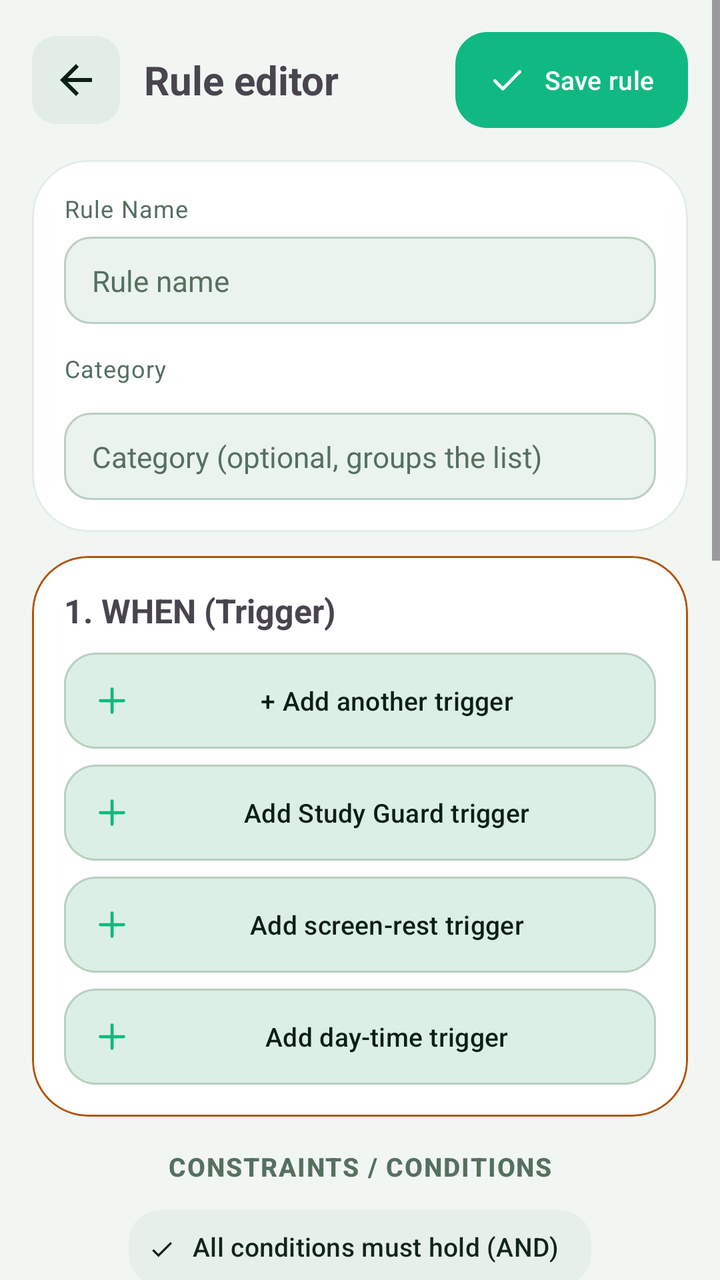
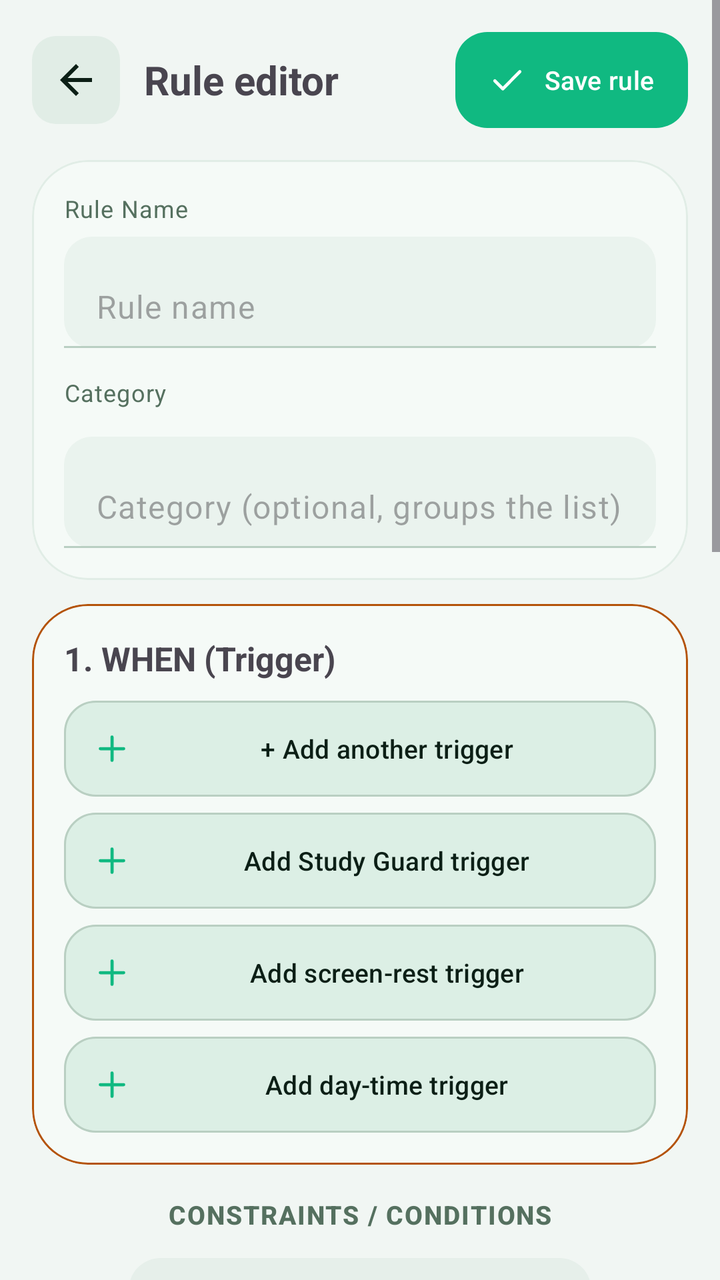

Screens rendered from an Android XML layout before and after an edit, with the pre-edit source and the edit as a unified diff.
<!-- AndroidManifest.xml: application theme Theme.PhoneLink -->
<!-- res/layout/activity_rule_editor.xml -->
<?xml version="1.0" encoding="utf-8"?>
<ScrollView xmlns:android="http://schemas.android.com/apk/res/android"
    xmlns:app="http://schemas.android.com/apk/res-auto"
    android:layout_width="match_parent"
    android:layout_height="match_parent">

    <LinearLayout
        android:layout_width="match_parent"
        android:layout_height="wrap_content"
        android:orientation="vertical"
        android:padding="16dp">

        <LinearLayout
            android:layout_width="match_parent"
            android:layout_height="wrap_content"
            android:gravity="center_vertical"
            android:orientation="horizontal">

            <ImageButton
                android:id="@+id/btnEditorBack"
                android:layout_width="44dp"
                android:layout_height="44dp"
                android:background="@drawable/bg_back_chip"
                android:contentDescription="@string/btn_back"
                android:padding="10dp"
                android:src="@drawable/ic_arrow_back"
                android:tint="?attr/colorOnSurface" />

            <TextView
                android:layout_width="0dp"
                android:layout_height="wrap_content"
                android:layout_marginStart="12dp"
                android:layout_weight="1"
                android:text="@string/auto_editor_title"
                android:textSize="20sp"
                android:textStyle="bold" />

            <com.google.android.material.button.MaterialButton
                android:id="@+id/btnSaveRule"
                style="@style/PL.BtnPill"
                android:layout_width="wrap_content"
                android:layout_height="wrap_content"
                android:text="@string/auto_save"
                app:icon="@drawable/ic_check" />
        </LinearLayout>

        
        <com.google.android.material.card.MaterialCardView
            android:layout_width="match_parent"
            android:layout_height="wrap_content"
            android:layout_marginTop="16dp">

            <LinearLayout
                android:layout_width="match_parent"
                android:layout_height="wrap_content"
                android:orientation="vertical"
                android:padding="16dp">

                <TextView
                    style="@style/PL.BodySmall"
                    android:text="@string/ed_name_label" />

                <EditText
                    android:id="@+id/etRuleName"
                    style="@style/PL.FieldPlain"
                    android:layout_marginTop="6dp"
                    android:hint="@string/auto_rule_name_hint"
                    android:inputType="text"
                    android:maxLines="1" />

                <TextView
                    style="@style/PL.BodySmall"
                    android:layout_marginTop="14dp"
                    android:text="@string/ed_cat_label" />

                <com.google.android.material.chip.ChipGroup
                    android:id="@+id/cgRuleCats"
                    android:layout_width="match_parent"
                    android:layout_height="wrap_content"
                    android:layout_marginTop="6dp"
                    app:singleSelection="true" />

                <EditText
                    android:id="@+id/etRuleCat"
                    style="@style/PL.FieldPlain"
                    android:layout_marginTop="8dp"
                    android:hint="@string/auto_cat_hint"
                    android:inputType="text"
                    android:maxLines="1" />
            </LinearLayout>
        </com.google.android.material.card.MaterialCardView>

        
        <com.google.android.material.card.MaterialCardView
            android:layout_width="match_parent"
            android:layout_height="wrap_content"
            android:layout_marginTop="12dp"
            app:strokeColor="@color/pair_code"
            app:strokeWidth="1dp">

            <LinearLayout
                android:layout_width="match_parent"
                android:layout_height="wrap_content"
                android:orientation="vertical"
                android:padding="16dp">

                <TextView
                    android:layout_width="match_parent"
                    android:layout_height="wrap_content"
                    android:text="@string/ed_when"
                    android:textSize="16.5sp"
                    android:textStyle="bold" />

                <LinearLayout
                    android:id="@+id/trigContainer"
                    android:layout_width="match_parent"
                    android:layout_height="wrap_content"
                    android:orientation="vertical" />

                <com.google.android.material.button.MaterialButton
                    android:id="@+id/btnAddTrigger"
                    style="@style/PL.BtnGhost"
                    android:layout_width="match_parent"
                    android:layout_height="wrap_content"
                    android:layout_marginTop="10dp"
                    android:text="@string/auto_add_trigger"
                    app:icon="@drawable/ic_plus" />

                <com.google.android.material.button.MaterialButton
                    android:id="@+id/btnAddStudyGuard"
                    style="@style/PL.BtnGhost"
                    android:layout_width="match_parent"
                    android:layout_height="wrap_content"
                    android:layout_marginTop="8dp"
                    android:text="@string/btn_add_study_guard"
                    app:icon="@drawable/ic_plus" />

                <com.google.android.material.button.MaterialButton
                    android:id="@+id/btnAddScreenRest"
                    style="@style/PL.BtnGhost"
                    android:layout_width="match_parent"
                    android:layout_height="wrap_content"
                    android:layout_marginTop="8dp"
                    android:text="@string/btn_add_screen_rest"
                    app:icon="@drawable/ic_plus" />

                <com.google.android.material.button.MaterialButton
                    android:id="@+id/btnAddTimeAtDays"
                    style="@style/PL.BtnGhost"
                    android:layout_width="match_parent"
                    android:layout_height="wrap_content"
                    android:layout_marginTop="8dp"
                    android:text="@string/btn_add_time_at_days"
                    app:icon="@drawable/ic_plus" />
            </LinearLayout>
        </com.google.android.material.card.MaterialCardView>

        
        <TextView
            style="@style/PL.SecTitle"
            android:layout_marginTop="16dp"
            android:gravity="center"
            android:text="@string/ed_constraints" />

        <com.google.android.material.chip.ChipGroup
            android:id="@+id/cgConsMode"
            android:layout_width="wrap_content"
            android:layout_height="wrap_content"
            android:layout_gravity="center_horizontal"
            android:layout_marginTop="8dp"
            app:selectionRequired="true"
            app:singleSelection="true">

            <com.google.android.material.chip.Chip
                android:id="@+id/chipConsAll"
                style="@style/PL.ChipFilter"
                android:layout_width="wrap_content"
                android:layout_height="wrap_content"
                android:checked="true"
                android:text="@string/auto_cons_all" />

            <com.google.android.material.chip.Chip
                android:id="@+id/chipConsAny"
                style="@style/PL.ChipFilter"
                android:layout_width="wrap_content"
                android:layout_height="wrap_content"
                android:text="@string/auto_cons_any" />
        </com.google.android.material.chip.ChipGroup>

        
        <com.google.android.material.card.MaterialCardView
            android:layout_width="match_parent"
            android:layout_height="wrap_content"
            android:layout_marginTop="10dp">

            <LinearLayout
                android:layout_width="match_parent"
                android:layout_height="wrap_content"
                android:orientation="vertical"
                android:padding="16dp">

                <LinearLayout
                    android:id="@+id/consContainer"
                    android:layout_width="match_parent"
                    android:layout_height="wrap_content"
                    android:orientation="vertical" />

                <com.google.android.material.button.MaterialButton
                    android:id="@+id/btnAddConstraint"
                    style="@style/PL.BtnGhost"
                    android:layout_width="match_parent"
                    android:layout_height="wrap_content"
                    android:layout_marginTop="10dp"
                    android:text="@string/auto_add_constraint"
                    app:icon="@drawable/ic_plus" />

                <com.google.android.material.button.MaterialButton
                    android:id="@+id/btnAddGroup"
                    style="@style/PL.BtnGhost"
                    android:layout_width="match_parent"
                    android:layout_height="wrap_content"
                    android:layout_marginTop="6dp"
                    android:text="@string/btn_add_group"
                    app:icon="@drawable/ic_plus" />
            </LinearLayout>
        </com.google.android.material.card.MaterialCardView>

        
        <com.google.android.material.card.MaterialCardView
            android:layout_width="match_parent"
            android:layout_height="wrap_content"
            android:layout_marginTop="12dp"
            app:strokeColor="?attr/colorPrimary"
            app:strokeWidth="1dp">

            <LinearLayout
                android:layout_width="match_parent"
                android:layout_height="wrap_content"
                android:orientation="vertical"
                android:padding="16dp">

                <TextView
                    android:layout_width="match_parent"
                    android:layout_height="wrap_content"
                    android:text="@string/ed_then"
                    android:textSize="16.5sp"
                    android:textStyle="bold" />

                <LinearLayout
                    android:id="@+id/actContainer"
                    android:layout_width="match_parent"
                    android:layout_height="wrap_content"
                    android:orientation="vertical" />

                <com.google.android.material.button.MaterialButton
                    android:id="@+id/btnAddAction"
                    style="@style/PL.BtnMint"
                    android:layout_width="match_parent"
                    android:layout_height="wrap_content"
                    android:layout_marginTop="10dp"
                    android:text="@string/auto_add_action"
                    app:icon="@drawable/ic_plus" />

                <com.google.android.material.button.MaterialButton
                    android:id="@+id/btnAddIfElse"
                    style="@style/PL.BtnGhost"
                    android:layout_width="match_parent"
                    android:layout_height="wrap_content"
                    android:layout_marginTop="6dp"
                    android:text="@string/btn_add_ifelse"
                    app:icon="@drawable/ic_plus" />

                <com.google.android.material.button.MaterialButton
                    android:id="@+id/btnAddFocusLock"
                    style="@style/PL.BtnGhost"
                    android:layout_width="match_parent"
                    android:layout_height="wrap_content"
                    android:layout_marginTop="6dp"
                    android:text="@string/btn_add_focuslock"
                    app:icon="@drawable/ic_plus" />

                <com.google.android.material.button.MaterialButton
                    android:id="@+id/btnAddAutoTap"
                    style="@style/PL.BtnGhost"
                    android:layout_width="match_parent"
                    android:layout_height="wrap_content"
                    android:layout_marginTop="6dp"
                    android:text="@string/btn_add_autotap"
                    app:icon="@drawable/ic_plus" />

                <com.google.android.material.button.MaterialButton
                    android:id="@+id/btnAddRedial"
                    style="@style/PL.BtnGhost"
                    android:layout_width="match_parent"
                    android:layout_height="wrap_content"
                    android:layout_marginTop="6dp"
                    android:text="@string/btn_add_redial"
                    app:icon="@drawable/ic_plus" />
            </LinearLayout>
        </com.google.android.material.card.MaterialCardView>

        
        <com.google.android.material.card.MaterialCardView
            android:id="@+id/exitCard"
            android:layout_width="match_parent"
            android:layout_height="wrap_content"
            android:layout_marginTop="12dp"
            app:strokeColor="?attr/colorPrimary"
            app:strokeWidth="1dp">

            <LinearLayout
                android:layout_width="match_parent"
                android:layout_height="wrap_content"
                android:orientation="vertical"
                android:padding="16dp">

                <TextView
                    android:layout_width="match_parent"
                    android:layout_height="wrap_content"
                    android:text="@string/ed_exit"
                    android:textSize="16.5sp"
                    android:textStyle="bold" />

                <TextView
                    android:id="@+id/tvExitNote"
                    android:layout_width="match_parent"
                    android:layout_height="wrap_content"
                    android:layout_marginTop="8dp"
                    android:text="@string/ed_exit_note"
                    android:textSize="13.5sp"
                    android:visibility="gone" />

                <LinearLayout
                    android:id="@+id/exitContainer"
                    android:layout_width="match_parent"
                    android:layout_height="wrap_content"
                    android:orientation="vertical" />

                <com.google.android.material.button.MaterialButton
                    android:id="@+id/btnAddExitAction"
                    style="@style/PL.BtnMint"
                    android:layout_width="match_parent"
                    android:layout_height="wrap_content"
                    android:layout_marginTop="10dp"
                    android:text="@string/ed_add_exit_action"
                    app:icon="@drawable/ic_plus" />
            </LinearLayout>
        </com.google.android.material.card.MaterialCardView>

        
        <LinearLayout
            android:layout_width="match_parent"
            android:layout_height="wrap_content"
            android:layout_marginTop="16dp"
            android:orientation="horizontal">

            <com.google.android.material.button.MaterialButton
                android:id="@+id/btnTestRule"
                style="@style/PL.BtnGhost"
                android:layout_width="0dp"
                android:layout_height="wrap_content"
                android:layout_marginEnd="5dp"
                android:layout_weight="1"
                android:text="@string/ed_test_rule"
                app:icon="@drawable/ic_check" />

            <com.google.android.material.button.MaterialButton
                android:id="@+id/btnDeleteRule"
                style="@style/PL.BtnGhost"
                android:layout_width="0dp"
                android:layout_height="wrap_content"
                android:layout_marginStart="5dp"
                android:layout_weight="1"
                android:text="@string/ed_delete_rule"
                android:textColor="?attr/colorError"
                android:visibility="gone"
                app:icon="@drawable/ic_trash" />
        </LinearLayout>

        
        <LinearLayout
            android:layout_width="match_parent"
            android:layout_height="wrap_content"
            android:layout_marginTop="10dp"
            android:orientation="horizontal">

            <com.google.android.material.button.MaterialButton
                android:id="@+id/btnTraceRule"
                style="@style/PL.BtnGhost"
                android:layout_width="0dp"
                android:layout_height="wrap_content"
                android:layout_marginEnd="5dp"
                android:layout_weight="1"
                android:text="@string/btn_trace"
                app:icon="@drawable/ic_search" />

            <com.google.android.material.button.MaterialButton
                android:id="@+id/btnHistoryRule"
                style="@style/PL.BtnGhost"
                android:layout_width="0dp"
                android:layout_height="wrap_content"
                android:layout_marginStart="5dp"
                android:layout_weight="1"
                android:text="@string/btn_history"
                android:visibility="gone"
                app:icon="@drawable/ic_refresh" />
        </LinearLayout>
    </LinearLayout>
</ScrollView>
<!-- resources referenced by this layout -->
<resources>
  <style name="PL.FieldPlain" parent="Widget.AppCompat.EditText">
          <item name="android:layout_width">match_parent</item>
          <item name="android:layout_height">wrap_content</item>
          <item name="android:background">@drawable/bg_field</item>
          <item name="android:textSize">14.5sp</item>
          <item name="android:textColor">?attr/colorOnSurface</item>
          <item name="android:textColorHint">?attr/colorOnSurfaceVariant</item>
      </style>
  <style name="Theme.PhoneLink" parent="Theme.Material3.DayNight.NoActionBar">
          
          <item name="colorPrimary">@color/md_primary</item>
          <item name="colorOnPrimary">@color/md_onPrimary</item>
          <item name="colorPrimaryContainer">@color/md_primaryContainer</item>
          <item name="colorOnPrimaryContainer">@color/md_onPrimaryContainer</item>
          <item name="colorSecondary">@color/md_secondary</item>
          <item name="colorOnSecondary">@color/md_onSecondary</item>
          <item name="colorSecondaryContainer">@color/md_secondaryContainer</item>
          <item name="colorOnSecondaryContainer">@color/md_onSecondaryContainer</item>
          <item name="android:colorBackground">@color/md_background</item>
          <item name="colorOnBackground">@color/md_onBackground</item>
          <item name="colorSurface">@color/md_surface</item>
          <item name="colorOnSurface">@color/md_onSurface</item>
          <item name="colorSurfaceVariant">@color/md_surfaceVariant</item>
          <item name="colorOnSurfaceVariant">@color/md_onSurfaceVariant</item>
          <item name="colorSurfaceContainer">@color/md_surfaceContainer</item>
          <item name="colorSurfaceContainerHigh">@color/md_surfaceContainerHigh</item>
          <item name="colorOutline">@color/md_outline</item>
          <item name="materialCardViewStyle">@style/PL.CardView</item>
          <item name="materialButtonStyle">@style/PL.BtnFilled</item>
          <item name="materialButtonOutlinedStyle">@style/PL.BtnOutlined</item>
          <item name="colorError">@color/md_error</item>
          <item name="colorOnError">@color/md_onError</item>
          <item name="colorErrorContainer">@color/md_errorContainer</item>
          <item name="android:statusBarColor">@color/md_background</item>
          <item name="android:navigationBarColor">@color/md_background</item>
          <item name="android:windowLightStatusBar">true</item>
          <item name="android:windowLightNavigationBar">true</item>
          <item name="plTileFill">@color/md_surface</item>
          <item name="plBtnFill">@color/md_btnFill</item>
          <item name="plBtnStroke">@color/md_outline</item>
          <item name="plNavActive">@color/nav_active</item>
          <item name="plNavInactive">@color/nav_inactive</item>
          <item name="plNavIndicator">@color/nav_indicator</item>
      </style>
  <!-- drawable bg_field (drawable) -->
  <?xml version="1.0" encoding="utf-8"?>
  <shape xmlns:android="http://schemas.android.com/apk/res/android"
      android:shape="rectangle">
      <corners android:radius="13dp" />
      <solid android:color="?attr/colorSurfaceContainer" />
      <stroke android:width="1dp" android:color="?attr/colorOutline" />
      <padding android:left="14dp" android:top="12dp"
          android:right="14dp" android:bottom="12dp" />
  </shape>
  <style name="PL.CardView" parent="Widget.Material3.CardView.Filled">
          <item name="cardCornerRadius">28dp</item>
          <item name="cardElevation">0dp</item>
          <item name="strokeWidth">1dp</item>
          <item name="strokeColor">?attr/colorSurfaceVariant</item>
          <item name="cardBackgroundColor">?attr/colorSurface</item>
      </style>
  <!-- unchanged entries left out for length: 70 -->
</resources>

<!-- the commit's change to res/layout/activity_rule_editor.xml (unified diff, before → after) -->
@@ -60,13 +60,20 @@
                     style="@style/PL.BodySmall"
                     android:text="@string/ed_name_label" />
 
-                <EditText
-                    android:id="@+id/etRuleName"
-                    style="@style/PL.FieldPlain"
-                    android:layout_marginTop="6dp"
-                    android:hint="@string/auto_rule_name_hint"
-                    android:inputType="text"
-                    android:maxLines="1" />
+                
+                <com.google.android.material.textfield.TextInputLayout
+                    style="@style/PL.Field"
+                    android:layout_marginTop="6dp"
+                    app:hintEnabled="false">
+
+                    <com.google.android.material.textfield.TextInputEditText
+                        android:id="@+id/etRuleName"
+                        android:layout_width="match_parent"
+                        android:layout_height="wrap_content"
+                        android:hint="@string/auto_rule_name_hint"
+                        android:inputType="text"
+                        android:maxLines="1" />
+                </com.google.android.material.textfield.TextInputLayout>
 
                 <TextView
                     style="@style/PL.BodySmall"
@@ -80,13 +87,19 @@
                     android:layout_marginTop="6dp"
                     app:singleSelection="true" />
 
-                <EditText
-                    android:id="@+id/etRuleCat"
-                    style="@style/PL.FieldPlain"
+                <com.google.android.material.textfield.TextInputLayout
+                    style="@style/PL.Field"
                     android:layout_marginTop="8dp"
-                    android:hint="@string/auto_cat_hint"
-                    android:inputType="text"
-                    android:maxLines="1" />
+                    app:hintEnabled="false">
+
+                    <com.google.android.material.textfield.TextInputEditText
+                        android:id="@+id/etRuleCat"
+                        android:layout_width="match_parent"
+                        android:layout_height="wrap_content"
+                        android:hint="@string/auto_cat_hint"
+                        android:inputType="text"
+                        android:maxLines="1" />
+                </com.google.android.material.textfield.TextInputLayout>
             </LinearLayout>
         </com.google.android.material.card.MaterialCardView>
 
<!-- resource entries referenced after the edit -->
@@ -1,12 +1,14 @@
 <!-- resources referenced by this layout -->
 <resources>
-  <style name="PL.FieldPlain" parent="Widget.AppCompat.EditText">
+  <style name="PL.Field" parent="Widget.Material3.TextInputLayout.FilledBox">
           <item name="android:layout_width">match_parent</item>
           <item name="android:layout_height">wrap_content</item>
-          <item name="android:background">@drawable/bg_field</item>
-          <item name="android:textSize">14.5sp</item>
-          <item name="android:textColor">?attr/colorOnSurface</item>
-          <item name="android:textColorHint">?attr/colorOnSurfaceVariant</item>
+          <item name="android:layout_marginTop">8dp</item>
+          <item name="boxBackgroundColor">?attr/colorSurfaceContainer</item>
+          <item name="boxCornerRadiusTopStart">14dp</item>
+          <item name="boxCornerRadiusTopEnd">14dp</item>
+          <item name="boxCornerRadiusBottomStart">14dp</item>
+          <item name="boxCornerRadiusBottomEnd">14dp</item>
       </style>
   <style name="Theme.PhoneLink" parent="Theme.Material3.DayNight.NoActionBar">
           
@@ -26,6 +28,20 @@
           <item name="colorOnSurfaceVariant">@color/md_onSurfaceVariant</item>
           <item name="colorSurfaceContainer">@color/md_surfaceContainer</item>
           <item name="colorSurfaceContainerHigh">@color/md_surfaceContainerHigh</item>
+          <item name="colorSurfaceContainerLowest">@color/md_surfaceContainerLowest</item>
+          <item name="colorSurfaceContainerLow">@color/md_surfaceContainerLow</item>
+          <item name="colorSurfaceContainerHighest">@color/md_surfaceContainerHighest</item>
+          <item name="colorSurfaceDim">@color/md_surfaceDim</item>
+          <item name="colorSurfaceBright">@color/md_surfaceBright</item>
+          <item name="colorTertiary">@color/md_tertiary</item>
+          <item name="colorOnTertiary">@color/md_onTertiary</item>
+          <item name="colorTertiaryContainer">@color/md_tertiaryContainer</item>
+          <item name="colorOnTertiaryContainer">@color/md_onTertiaryContainer</item>
+          <item name="colorInverseSurface">@color/md_inverseSurface</item>
+          <item name="colorInverseOnSurface">@color/md_inverseOnSurface</item>
+          <item name="colorInversePrimary">@color/md_inversePrimary</item>
+          <item name="colorOutlineVariant">@color/md_outlineVariant</item>
+          <item name="colorScrim">@color/md_scrim</item>
           <item name="colorOutline">@color/md_outline</item>
           <item name="materialCardViewStyle">@style/PL.CardView</item>
           <item name="materialButtonStyle">@style/PL.BtnFilled</item>
@@ -44,22 +60,26 @@
           <item name="plNavInactive">@color/nav_inactive</item>
           <item name="plNavIndicator">@color/nav_indicator</item>
       </style>
-  <!-- drawable bg_field (drawable) -->
-  <?xml version="1.0" encoding="utf-8"?>
-  <shape xmlns:android="http://schemas.android.com/apk/res/android"
-      android:shape="rectangle">
-      <corners android:radius="13dp" />
-      <solid android:color="?attr/colorSurfaceContainer" />
-      <stroke android:width="1dp" android:color="?attr/colorOutline" />
-      <padding android:left="14dp" android:top="12dp"
-          android:right="14dp" android:bottom="12dp" />
-  </shape>
+  <color name="md_surfaceContainerLowest">#FFFFFF</color>
+  <color name="md_surfaceContainerLow">#F5FAF7</color>
+  <color name="md_surfaceContainerHighest">#D2E0D6</color>
+  <color name="md_surfaceDim">#DCE8DF</color>
+  <color name="md_surfaceBright">#FFFFFF</color>
+  <color name="md_tertiary">#6B5CA5</color>
+  <color name="md_onTertiary">#FFFFFF</color>
+  <color name="md_tertiaryContainer">#E7DEF8</color>
+  <color name="md_onTertiaryContainer">#241A4D</color>
+  <color name="md_inverseSurface">#12241B</color>
+  <color name="md_inverseOnSurface">#EAF4EE</color>
+  <color name="md_inversePrimary">#6EE7B7</color>
+  <color name="md_outlineVariant">#CBDCD2</color>
+  <color name="md_scrim">#000000</color>
   <style name="PL.CardView" parent="Widget.Material3.CardView.Filled">
           <item name="cardCornerRadius">28dp</item>
           <item name="cardElevation">0dp</item>
           <item name="strokeWidth">1dp</item>
           <item name="strokeColor">?attr/colorSurfaceVariant</item>
-          <item name="cardBackgroundColor">?attr/colorSurface</item>
+          <item name="cardBackgroundColor">?attr/colorSurfaceContainerLow</item>
       </style>
   <!-- unchanged entries left out for length: 70 -->
 </resources>
